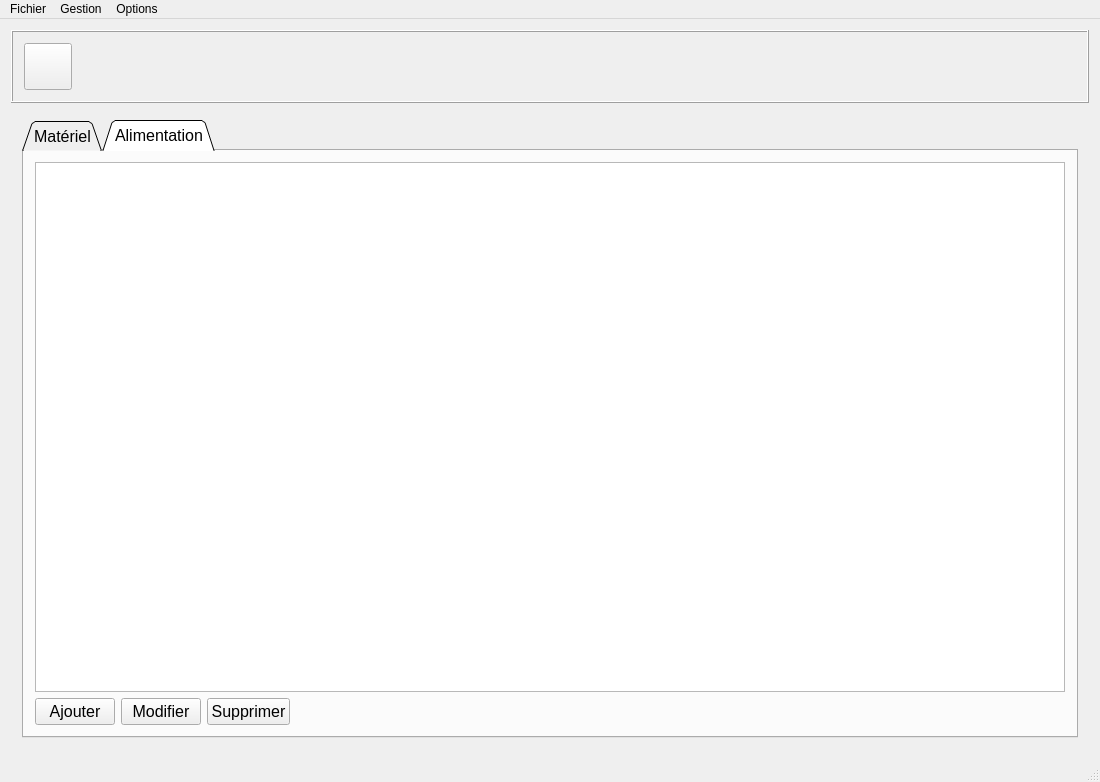
First picture: the form in Doger/mainwindow.ui, repository amof/Doger, before the edit.
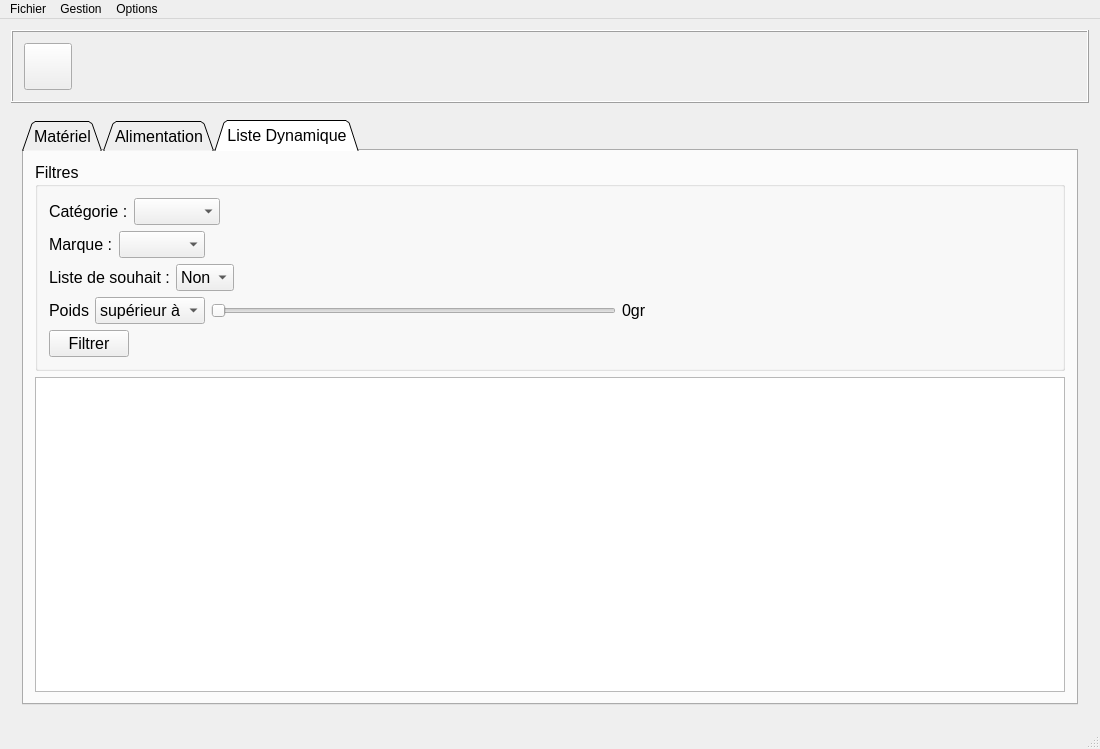
Second picture: the form after the edit. The open tabs and pages were chosen to show the change. Icons and pictures are not drawn. Custom widgets are drawn as their Qt base class.

Commit message: Add dynamic filter Update configuration UI

What changed in the file:
```diff
--- a/Doger/mainwindow.ui
+++ b/Doger/mainwindow.ui
@@ -7,7 +7,7 @@
     <x>0</x>
     <y>0</y>
     <width>1100</width>
-    <height>700</height>
+    <height>749</height>
    </rect>
   </property>
   <property name="windowTitle">
@@ -348,7 +348,7 @@
            <enum>QTabWidget::Triangular</enum>
           </property>
           <property name="currentIndex">
-           <number>1</number>
+           <number>2</number>
           </property>
           <widget class="QWidget" name="tab">
            <attribute name="title">
@@ -482,6 +482,211 @@
             </item>
            </layout>
           </widget>
+          <widget class="QWidget" name="tab_3">
+           <attribute name="title">
+            <string>Liste Dynamique</string>
+           </attribute>
+           <layout class="QVBoxLayout" name="verticalLayout_27">
+            <item>
+             <widget class="QGroupBox" name="groupBox_6">
+              <property name="title">
+               <string>Filtres</string>
+              </property>
+              <layout class="QVBoxLayout" name="verticalLayout_21">
+               <item>
+                <layout class="QHBoxLayout" name="horizontalLayout_18">
+                 <item>
+                  <widget class="QLabel" name="label_13">
+                   <property name="text">
+                    <string>Catégorie :</string>
+                   </property>
+                  </widget>
+                 </item>
+                 <item>
+                  <widget class="QComboBox" name="cb_material_category"/>
+                 </item>
+                 <item>
+                  <spacer name="horizontalSpacer_6">
+                   <property name="orientation">
+                    <enum>Qt::Horizontal</enum>
+                   </property>
+                   <property name="sizeHint" stdset="0">
+                    <size>
+                     <width>40</width>
+                     <height>20</height>
+                    </size>
+                   </property>
+                  </spacer>
+                 </item>
+                </layout>
+               </item>
+               <item>
+                <layout class="QHBoxLayout" name="horizontalLayout_21">
+                 <item>
+                  <widget class="QLabel" name="label_14">
+                   <property name="text">
+                    <string>Marque :</string>
+                   </property>
+                  </widget>
+                 </item>
+                 <item>
+                  <widget class="QComboBox" name="cb_material_brand"/>
+                 </item>
+                 <item>
+                  <spacer name="horizontalSpacer_9">
+                   <property name="orientation">
+                    <enum>Qt::Horizontal</enum>
+                   </property>
+                   <property name="sizeHint" stdset="0">
+                    <size>
+                     <width>40</width>
+                     <height>20</height>
+                    </size>
+                   </property>
+                  </spacer>
+                 </item>
+                </layout>
+               </item>
+               <item>
+                <layout class="QHBoxLayout" name="horizontalLayout_23">
+                 <item>
+                  <widget class="QLabel" name="label_15">
+                   <property name="text">
+                    <string>Liste de souhait :</string>
+                   </property>
+                  </widget>
+                 </item>
+                 <item>
+                  <widget class="QComboBox" name="cb_material_wishlist">
+                   <item>
+                    <property name="text">
+                     <string>Non</string>
+                    </property>
+                   </item>
+                   <item>
+                    <property name="text">
+                     <string>Oui</string>
+                    </property>
+                   </item>
+                  </widget>
+                 </item>
+                 <item>
+                  <spacer name="horizontalSpacer_10">
+                   <property name="orientation">
+                    <enum>Qt::Horizontal</enum>
+                   </property>
+                   <property name="sizeHint" stdset="0">
+                    <size>
+                     <width>40</width>
+                     <height>20</height>
+                    </size>
+                   </property>
+                  </spacer>
+                 </item>
+                </layout>
+               </item>
+               <item>
+                <layout class="QHBoxLayout" name="horizontalLayout_38">
+                 <item>
+                  <widget class="QLabel" name="label_16">
+                   <property name="text">
+                    <string>Poids</string>
+                   </property>
+                  </widget>
+                 </item>
+                 <item>
+                  <widget class="QComboBox" name="cb_material_weight">
+                   <item>
+                    <property name="text">
+                     <string>supérieur à</string>
+                    </property>
+                   </item>
+                   <item>
+                    <property name="text">
+                     <string>inférieur à</string>
+                    </property>
+                   </item>
+                  </widget>
+                 </item>
+                 <item>
+                  <widget class="QSlider" name="s_material_weight">
+                   <property name="orientation">
+                    <enum>Qt::Horizontal</enum>
+                   </property>
+                  </widget>
+                 </item>
+                 <item>
+                  <widget class="QLabel" name="l_material_weight">
+                   <property name="text">
+                    <string>0gr</string>
+                   </property>
+                  </widget>
+                 </item>
+                 <item>
+                  <spacer name="horizontalSpacer_11">
+                   <property name="orientation">
+                    <enum>Qt::Horizontal</enum>
+                   </property>
+                   <property name="sizeHint" stdset="0">
+                    <size>
+                     <width>40</width>
+                     <height>20</height>
+                    </size>
+                   </property>
+                  </spacer>
+                 </item>
+                </layout>
+               </item>
+               <item>
+                <layout class="QHBoxLayout" name="horizontalLayout_39">
+                 <item>
+                  <widget class="QPushButton" name="btn_material_filter">
+                   <property name="text">
+                    <string>Filtrer</string>
+                   </property>
+                  </widget>
+                 </item>
+                 <item>
+                  <spacer name="horizontalSpacer_12">
+                   <property name="orientation">
+                    <enum>Qt::Horizontal</enum>
+                   </property>
+                   <property name="sizeHint" stdset="0">
+                    <size>
+                     <width>40</width>
+                     <height>20</height>
+                    </size>
+                   </property>
+                  </spacer>
+                 </item>
+                </layout>
+               </item>
+              </layout>
+             </widget>
+            </item>
+            <item>
+             <widget class="QTableView" name="tw_dynList">
+              <property name="font">
+               <font>
+                <pointsize>12</pointsize>
+               </font>
+              </property>
+              <property name="dragDropMode">
+               <enum>QAbstractItemView::DragDrop</enum>
+              </property>
+              <property name="selectionBehavior">
+               <enum>QAbstractItemView::SelectItems</enum>
+              </property>
+              <property name="iconSize">
+               <size>
+                <width>50</width>
+                <height>50</height>
+               </size>
+              </property>
+             </widget>
+            </item>
+           </layout>
+          </widget>
          </widget>
         </item>
        </layout>
@@ -1186,6 +1391,8 @@
       <widget class="QWidget" name="page_2">
        <layout class="QVBoxLayout" name="verticalLayout_3">
         <item>
+         <layout class="QHBoxLayout" name="horizontalLayout_16">
+          <item>
          <widget class="QGroupBox" name="groupBox_5">
           <property name="font">
            <font>
@@ -1193,7 +1400,7 @@
            </font>
           </property>
           <property name="title">
-           <string>Estimation des BEE :</string>
+             <string>Caractéristiques :</string>
           </property>
           <layout class="QHBoxLayout" name="horizontalLayout_19">
            <item>
@@ -1206,7 +1413,7 @@
                 </font>
                </property>
                <property name="text">
-                <string>Sexe :</string>
+                  <string>Sexe:</string>
                </property>
                <property name="alignment">
                 <set>Qt::AlignRight|Qt::AlignTrailing|Qt::AlignVCenter</set>
@@ -1221,7 +1428,7 @@
                 </font>
                </property>
                <property name="text">
-                <string>Age :</string>
+                  <string>Age:</string>
                </property>
                <property name="alignment">
                 <set>Qt::AlignRight|Qt::AlignTrailing|Qt::AlignVCenter</set>
@@ -1251,7 +1458,7 @@
                 </font>
                </property>
                <property name="text">
-                <string>Taille (cm)</string>
+                  <string>Taille (cm):</string>
                </property>
                <property name="alignment">
                 <set>Qt::AlignRight|Qt::AlignTrailing|Qt::AlignVCenter</set>
@@ -1266,7 +1473,7 @@
                 </font>
                </property>
                <property name="text">
-                <string>Activité physique : </string>
+                  <string>Activité physique: </string>
                </property>
                <property name="alignment">
                 <set>Qt::AlignRight|Qt::AlignTrailing|Qt::AlignVCenter</set>
@@ -1444,21 +1651,22 @@
              </item>
             </layout>
            </item>
+            </layout>
+           </widget>
+          </item>
+          <item>
+           <widget class="QGroupBox" name="groupBox_2">
+            <property name="font">
+             <font>
+              <pointsize>12</pointsize>
+             </font>
+            </property>
+            <property name="title">
+             <string>Besoins énergétiques estimés :</string>
+            </property>
+            <layout class="QVBoxLayout" name="verticalLayout_10">
            <item>
             <layout class="QHBoxLayout" name="horizontalLayout_36">
-             <item>
-              <spacer name="horizontalSpacer_6">
-               <property name="orientation">
-                <enum>Qt::Horizontal</enum>
-               </property>
-               <property name="sizeHint" stdset="0">
-                <size>
-                 <width>40</width>
-                 <height>20</height>
-                </size>
-               </property>
-              </spacer>
-             </item>
              <item>
               <widget class="QPushButton" name="btn_estimate">
                <property name="font">
@@ -1486,20 +1694,8 @@
              </item>
             </layout>
            </item>
-          </layout>
-         </widget>
-        </item>
         <item>
-         <widget class="QGroupBox" name="groupBox_2">
-          <property name="font">
-           <font>
-            <pointsize>12</pointsize>
-           </font>
-          </property>
-          <property name="title">
-           <string>Besoins énergétiques estimés :</string>
-          </property>
-          <layout class="QHBoxLayout" name="horizontalLayout_18">
+              <layout class="QHBoxLayout" name="horizontalLayout_15">
            <item>
             <layout class="QVBoxLayout" name="verticalLayout_17">
              <item>
@@ -1510,7 +1706,7 @@
                 </font>
                </property>
                <property name="text">
-                <string>Energie (KCal) :</string>
+                    <string>Energie (KCal):</string>
                </property>
                <property name="alignment">
                 <set>Qt::AlignRight|Qt::AlignTrailing|Qt::AlignVCenter</set>
@@ -1773,7 +1969,11 @@
             </layout>
            </item>
           </layout>
-         </widget>
+             </item>
+            </layout>
+           </widget>
+          </item>
+         </layout>
         </item>
         <item>
          <layout class="QHBoxLayout" name="horizontalLayout_33">
@@ -1832,7 +2032,7 @@
                 </font>
                </property>
                <property name="text">
-                <string>Catégories :</string>
+                <string>Catégories:</string>
                </property>
                <property name="alignment">
                 <set>Qt::AlignRight|Qt::AlignTrailing|Qt::AlignVCenter</set>
@@ -1847,7 +2047,7 @@
                 </font>
                </property>
                <property name="text">
-                <string>Marques :</string>
+                <string>Marques:</string>
                </property>
                <property name="alignment">
                 <set>Qt::AlignRight|Qt::AlignTrailing|Qt::AlignVCenter</set>
@@ -2065,7 +2265,7 @@
                </font>
               </property>
               <property name="text">
-               <string>Alpha preview v0.0.1</string>
+               <string>Beta preview v0.1.0</string>
               </property>
               <property name="alignment">
                <set>Qt::AlignCenter</set>
```
Lines whose indentation alone changed are shown as unchanged. The commit also changes 2 other files.
